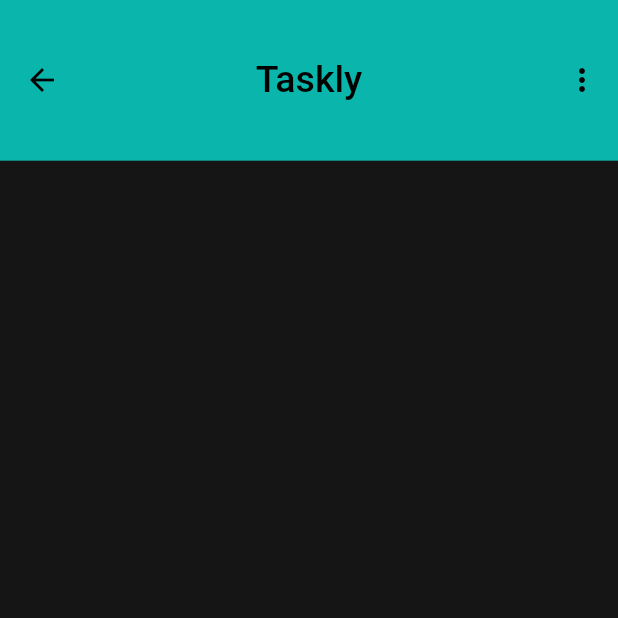
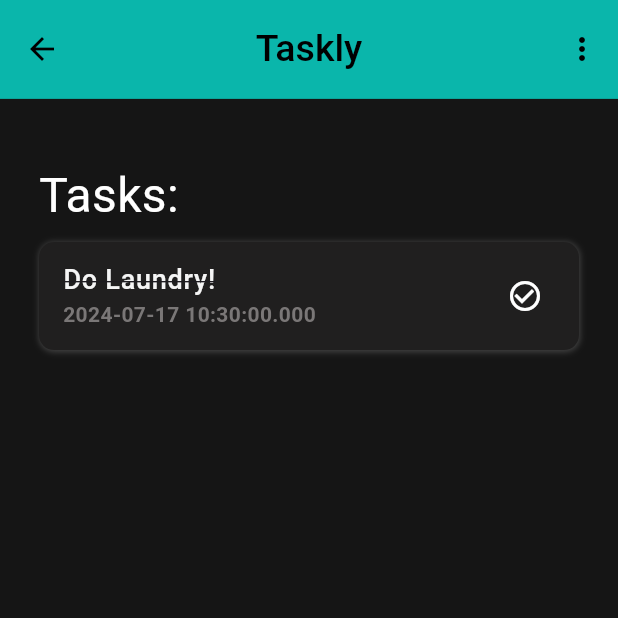
Before and after one commit to ikalafe/taskly, a Flutter app: the screen it shows after launch, on a phone screen of 412 x 824 dp, the top half of it. Run offline on Flutter 3.47's test engine with Material 3 defaults, Android fonts, the phone set to English and light mode, and no system bars.

Commit message:
Creating a ListView to display Tasks using static data

```diff
--- a/lib/main.dart
+++ b/lib/main.dart
@@ -14,6 +14,7 @@ class MyApp extends StatelessWidget {
       title: "Taskly",
       theme: ThemeData(
         scaffoldBackgroundColor: const Color.fromRGBO(21, 21, 21, 1.0),
+        // primarySwatch: Colors.red,
       ),
       home: HomePage(),
     );
--- a/lib/pages/home_page.dart
+++ b/lib/pages/home_page.dart
@@ -35,7 +35,7 @@ class _HomePageState extends State<HomePage> {
           ),
         ],
         backgroundColor: const Color.fromRGBO(10, 182, 171, 1.0),
-        toolbarHeight: _deviceHeight * 0.13,
+        toolbarHeight: _deviceHeight * 0.08,
         title: const Text(
           "Taskly",
           style: TextStyle(
@@ -45,6 +45,63 @@ class _HomePageState extends State<HomePage> {
           ),
         ),
       ),
+      body: _tasksList(),
+    );
+  }
+
+  Widget _tasksList() {
+    return ListView(
+      padding: EdgeInsets.symmetric(
+        vertical: _deviceHeight * 0.05,
+        horizontal: 26,
+      ),
+      children: [
+        const Text(
+          "Tasks:",
+          style: TextStyle(
+            color: Colors.white,
+            fontSize: 32,
+          ),
+        ),
+        Container(
+          margin: EdgeInsets.only(top: _deviceHeight * 0.01),
+          decoration: BoxDecoration(
+            color: const Color.fromRGBO(32, 31, 31, 1.0),
+            borderRadius: BorderRadius.circular(10),
+            boxShadow: [
+              BoxShadow(
+                color:
+                    const Color.fromARGB(255, 255, 255, 255).withOpacity(0.2),
+                spreadRadius: 0.2,
+                blurRadius: 3,
+                offset: const Offset(0.2, 0.5),
+              ),
+            ],
+          ),
+          child: ListTile(
+            title: const Text(
+              "Do Laundry!",
+              style: TextStyle(
+                decoration: TextDecoration.lineThrough,
+                color: Color.fromRGBO(245, 245, 245, 1.0),
+                fontSize: 18,
+                fontWeight: FontWeight.w500,
+              ),
+            ),
+            subtitle: Text(
+              DateTime.now().toString(),
+              style: const TextStyle(
+                color: Color.fromRGBO(122, 119, 119, 1.0),
+                fontWeight: FontWeight.w600,
+              ),
+            ),
+            trailing: const Icon(
+              Icons.check_circle_outline,
+              color: Colors.white,
+            ),
+          ),
+        ),
+      ],
     );
   }
 }
```
